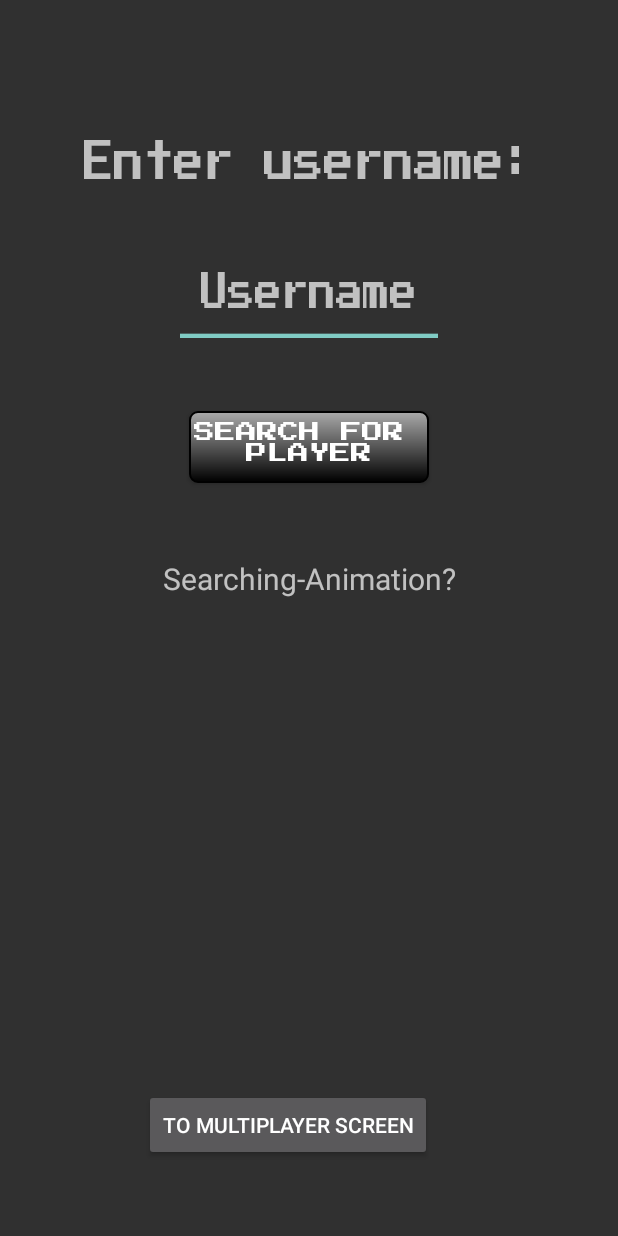
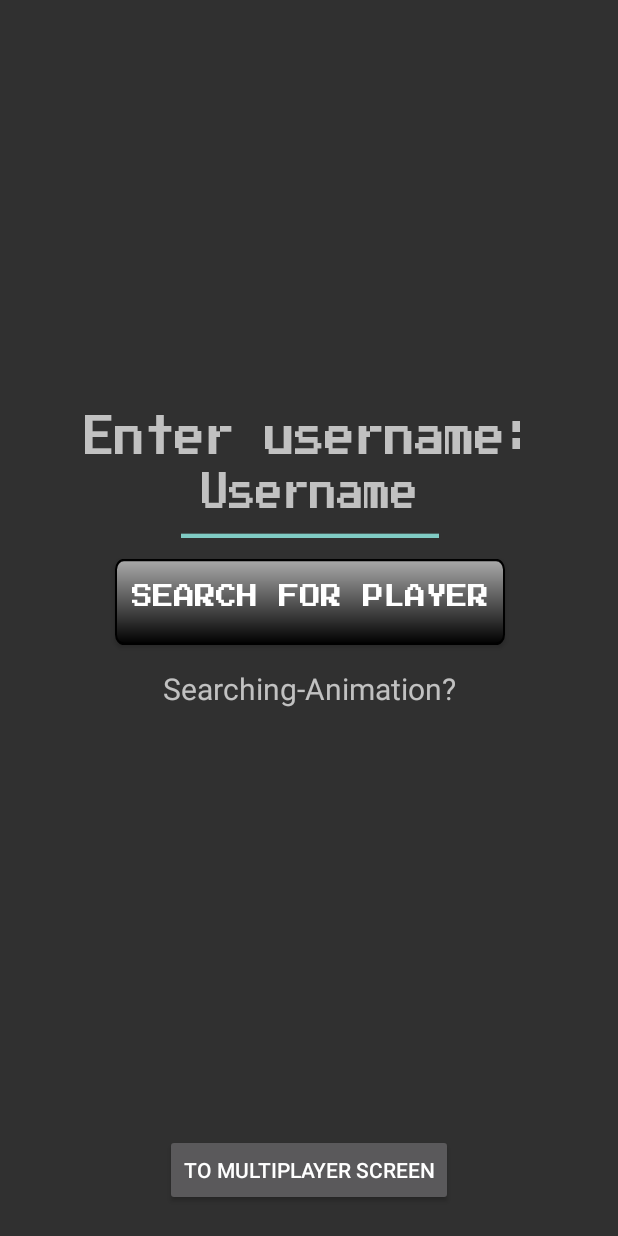
Before and after one commit to MoritzMusel/appdev-ss23-gr1, an Android app: the layout fragment_multiplayer_menu.xml on its own in the app's theme, with its tools: preview values and no code run, on a phone screen of 412 x 824 dp. Run offline under Robolectric (Android 15) with nearby library versions, the phone set to English and light mode, and no system bars.

Commit message:
Changed orientation and design to landscape
Changed to landscape in manifest.
Edited design, so it fits on landscape.

```diff
--- a/app/src/main/AndroidManifest.xml
+++ b/app/src/main/AndroidManifest.xml
@@ -15,7 +15,7 @@
         <activity
             android:name=".UIActivity"
             android:exported="true"
-            android:screenOrientation="portrait">
+            android:screenOrientation="landscape">
             <intent-filter>
                 <action android:name="android.intent.action.MAIN" />
 
@@ -25,7 +25,7 @@
         <activity
             android:name=".GameViewActivity"
             android:exported="false"
-            android:screenOrientation="portrait" />
+            android:screenOrientation="landscape" />
 
         <meta-data
             android:name="preloaded_fonts"
--- a/app/src/main/res/layout/fragment_multiplayer_menu.xml
+++ b/app/src/main/res/layout/fragment_multiplayer_menu.xml
@@ -14,37 +14,38 @@
             android:id="@+id/textView"
             android:layout_width="wrap_content"
             android:layout_height="wrap_content"
-            android:layout_marginTop="100dp"
             android:fontFamily="@font/press_start_2p"
             android:scaleY="1.5"
             android:text="Enter username:"
             android:textSize="20sp"
-            app:layout_constraintEnd_toEndOf="parent"
-            app:layout_constraintStart_toStartOf="parent"
-            app:layout_constraintTop_toTopOf="parent" />
+            app:layout_constraintBottom_toTopOf="@+id/txtUsername"
+            app:layout_constraintEnd_toEndOf="@+id/txtUsername"
+            app:layout_constraintHorizontal_bias="0.5"
+            app:layout_constraintStart_toStartOf="@+id/txtUsername"
+            app:layout_constraintTop_toTopOf="parent"
+            app:layout_constraintVertical_chainStyle="packed" />
 
         <EditText
             android:id="@+id/txtUsername"
             android:layout_width="wrap_content"
             android:layout_height="wrap_content"
-            android:layout_marginTop="50dp"
             android:ems="10"
             android:fontFamily="@font/press_start_2p"
+            android:hint="Username"
             android:inputType="text"
             android:scaleY="1.5"
-            android:hint="Username"
             android:textAlignment="center"
-            app:layout_constraintEnd_toEndOf="parent"
-            app:layout_constraintStart_toStartOf="parent"
+            app:layout_constraintBottom_toTopOf="@+id/btnSearchPlayer"
+            app:layout_constraintEnd_toEndOf="@+id/btnSearchPlayer"
+            app:layout_constraintHorizontal_bias="0.5"
+            app:layout_constraintStart_toStartOf="@+id/btnSearchPlayer"
             app:layout_constraintTop_toBottomOf="@+id/textView" />
 
         <Button
             android:id="@+id/btnTestMulti"
             android:layout_width="wrap_content"
             android:layout_height="wrap_content"
-            android:layout_marginStart="100dp"
-            android:layout_marginEnd="128dp"
-            android:layout_marginBottom="50dp"
+            android:layout_margin="20dp"
             android:text="to multiplayer screen"
             app:layout_constraintBottom_toBottomOf="parent"
             app:layout_constraintEnd_toEndOf="parent"
@@ -52,24 +53,28 @@
 
         <androidx.appcompat.widget.AppCompatButton
             android:id="@+id/btnSearchPlayer"
-            android:layout_width="160dp"
+            android:layout_width="260dp"
             android:layout_height="wrap_content"
-            android:layout_marginTop="50dp"
+            android:layout_margin="20dp"
+            android:scaleY="1.2"
             android:background="@drawable/button_bg"
             android:fontFamily="@font/press_start_2p"
-            android:text="Search for \nplayer"
-            app:layout_constraintEnd_toEndOf="parent"
-            app:layout_constraintStart_toStartOf="parent"
+            android:text="Search for player"
+            app:layout_constraintBottom_toTopOf="@+id/animationSearching"
+            app:layout_constraintEnd_toEndOf="@+id/animationSearching"
+            app:layout_constraintHorizontal_bias="0.5"
+            app:layout_constraintStart_toStartOf="@+id/animationSearching"
             app:layout_constraintTop_toBottomOf="@+id/txtUsername" />
 
         <TextView
             android:id="@+id/animationSearching"
             android:layout_width="wrap_content"
             android:layout_height="wrap_content"
-            android:layout_marginTop="50dp"
+            android:text="Searching-Animation?"
             android:textSize="20sp"
-            android:text="Searching-Animation?"
+            app:layout_constraintBottom_toTopOf="@+id/btnTestMulti"
             app:layout_constraintEnd_toEndOf="parent"
+            app:layout_constraintHorizontal_bias="0.5"
             app:layout_constraintStart_toStartOf="parent"
             app:layout_constraintTop_toBottomOf="@+id/btnSearchPlayer" />
     </androidx.constraintlayout.widget.ConstraintLayout>
```
